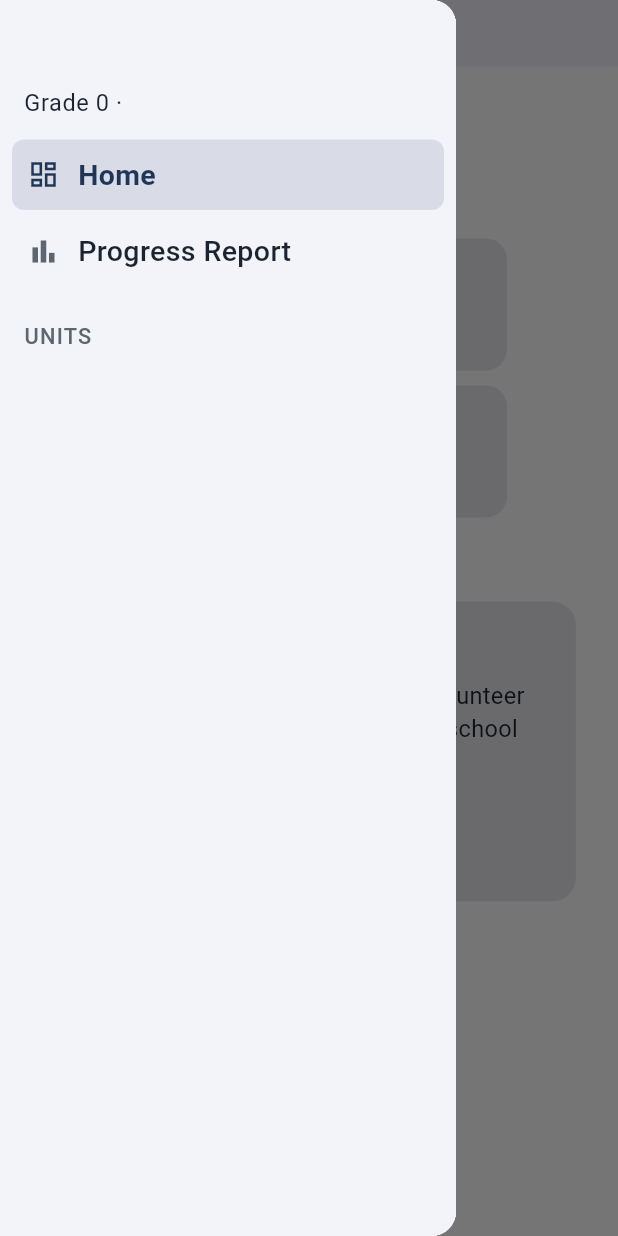
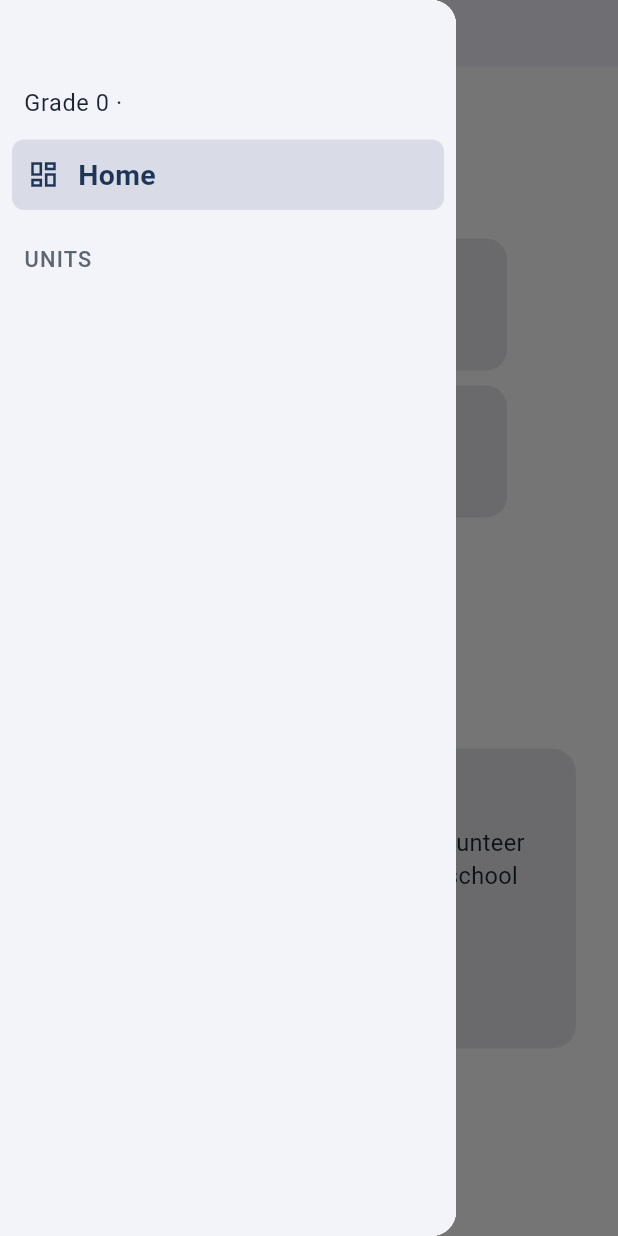
Before and after one commit to dileepku077/topicmindmap, a Flutter app: the ClassroomView screen opened directly with empty values, with the side drawer open, on a phone screen of 412 x 824 dp. Run offline on Flutter 3.47's test engine with Material 3 defaults, Android fonts, the phone set to English and light mode, and no system bars; our stand-ins replace flutter_dotenv, flutter_riverpod, go_router, shared_preferences, supabase_flutter; missing offline and left inert: dart:html, dart:ui_web, markdown; accounts and stored records are empty.

Commit message:
Move Progress Report from the sidebar to the dashboard action row
Fifth action after Learn/Quiz/Improve/Test on the classroom dashboard,
needing no target subtopic/unit of its own. CurriculumSidebar's
onOpenProgressReport is now optional (null hides the row) rather than
removing it outright: the classroom view stops passing it since the
dashboard now covers it, but the mindmap view still does, having no
dashboard of its own to put the link in instead -- removing it there
too would have left mindmap-view students with no way to reach
Progress Report at all.

Co-Authored-By: Claude Sonnet 5 <noreply@anthropic.com>
Claude-Session: https://claude.ai/code/session_013LoNv8Gd2DgvhiGTZpCVUq

```diff
--- a/lib/features/classroom/classroom_view.dart
+++ b/lib/features/classroom/classroom_view.dart
@@ -285,7 +285,6 @@ class _ClassroomViewState extends ConsumerState<ClassroomView> {
         _selectSubtopic(subtopic);
         afterSelect?.call();
       },
-      onOpenProgressReport: () => _openProgressReport(afterSelect: afterSelect),
       collapsed: collapsed,
       onToggleCollapsed: onToggleCollapsed,
     );
@@ -453,6 +452,7 @@ class _ClassroomViewState extends ConsumerState<ClassroomView> {
         onOpenLesson: _openLesson,
         onStartUnitTest: _openUnitTest,
         onOpenImprove: _openImprove,
+        onOpenProgressReport: () => _openProgressReport(),
         onSelectUnit: _selectUnit,
       );
     }
@@ -582,11 +582,11 @@ class _LeafPane extends StatelessWidget {
 }
 
 /// The dashboard shown before a unit is picked — a personalized greeting,
-/// four quick-start actions (Learn/Quiz/Improve/Test, all targeting
-/// whichever subtopic was practiced most recently, or the course's first
-/// if nothing has been attempted yet), and a per-unit progress list so the
-/// whole course's standing is visible without drilling into each unit
-/// first.
+/// five quick-start actions (Learn/Quiz/Improve/Test all target whichever
+/// subtopic was practiced most recently, or the course's first if nothing
+/// has been attempted yet; Progress Report needs no target), and a
+/// per-unit progress list so the whole course's standing is visible
+/// without drilling into each unit first.
 class _HomePanel extends ConsumerWidget {
   const _HomePanel({
     required this.course,
@@ -599,6 +599,7 @@ class _HomePanel extends ConsumerWidget {
     required this.onOpenLesson,
     required this.onStartUnitTest,
     required this.onOpenImprove,
+    required this.onOpenProgressReport,
     required this.onSelectUnit,
   });
 
@@ -615,6 +616,7 @@ class _HomePanel extends ConsumerWidget {
   final void Function(String lessonId, String lessonTitle) onOpenLesson;
   final void Function(String unitCode, String unitTitle) onStartUnitTest;
   final VoidCallback onOpenImprove;
+  final VoidCallback onOpenProgressReport;
   final void Function(String unitId) onSelectUnit;
 
   @override
@@ -748,6 +750,14 @@ class _HomePanel extends ConsumerWidget {
                         : null,
                   ),
                 ),
+                SizedBox(
+                  width: 150,
+                  child: _ActionCard(
+                    icon: Icons.bar_chart_outlined,
+                    label: 'Progress Report',
+                    onTap: onOpenProgressReport,
+                  ),
+                ),
               ],
             ),
           ],
@@ -779,10 +789,10 @@ class _HomePanel extends ConsumerWidget {
   }
 }
 
-/// One of the four quick-start actions on the dashboard. `onTap == null`
+/// One of the five quick-start actions on the dashboard. `onTap == null`
 /// (no lesson for this subtopic yet, or an edge case with no curriculum
 /// content loaded) renders as a plainly disabled tile rather than hiding
-/// itself, so the set of four stays visually consistent either way.
+/// itself, so the row stays visually consistent either way.
 class _ActionCard extends StatelessWidget {
   const _ActionCard({
     required this.icon,
--- a/lib/features/classroom/curriculum_sidebar.dart
+++ b/lib/features/classroom/curriculum_sidebar.dart
@@ -28,7 +28,7 @@ class CurriculumSidebar extends StatelessWidget {
     required this.isUnitExpanded,
     required this.onSelectUnit,
     required this.onSelectSubtopic,
-    required this.onOpenProgressReport,
+    this.onOpenProgressReport,
     this.selectedSubtopicId,
     this.onSelectHome,
     this.homeSelected = false,
@@ -43,14 +43,16 @@ class CurriculumSidebar extends StatelessWidget {
   final void Function(String unitId) onSelectUnit;
   final void Function(Subtopic subtopic) onSelectSubtopic;
 
-  /// Opens the Progress Report bar chart — the caller decides how
-  /// ("embedded" in place, keeping this sidebar on screen, in both
-  /// callers today; see mindmap_page.dart / classroom_view.dart), not
-  /// this widget. Profile & Preferences used to have a tile here too;
-  /// it now lives in the account menu at the top right of the app's
-  /// AppBar instead (see mindmap_page.dart), reachable from anywhere
-  /// regardless of which view is showing.
-  final VoidCallback onOpenProgressReport;
+  /// Opens the Progress Report bar chart, embedded in place (the caller
+  /// decides how; see mindmap_page.dart). Null hides the row entirely --
+  /// the classroom view no longer passes this, since Progress Report
+  /// lives in its own dashboard's action row now (_HomePanel); the
+  /// mindmap view still does, having no dashboard of its own to put it
+  /// in instead. Profile & Preferences and "How to use this app" used to
+  /// have tiles here too; both now live in the account menu/AppBar at
+  /// the top right instead (see mindmap_page.dart), reachable from
+  /// anywhere regardless of which view is showing.
+  final VoidCallback? onOpenProgressReport;
   final String? selectedSubtopicId;
 
   /// Null hides the "Home" row entirely — the mindmap view has no
@@ -139,11 +141,12 @@ class CurriculumSidebar extends StatelessWidget {
                     onTap: onSelectHome,
                     collapsed: collapsed,
                   ),
+                if (onOpenProgressReport != null)
                   _NavRow(
                     icon: Icons.bar_chart_outlined,
                     label: 'Progress Report',
                     selected: false,
-                  onTap: onOpenProgressReport,
+                    onTap: onOpenProgressReport!,
                     collapsed: collapsed,
                   ),
                 if (!collapsed)
@@ -270,8 +273,7 @@ class _UnitNavRow extends StatelessWidget {
       ..sort((a, b) => a.orderIndex.compareTo(b.orderIndex));
     // Plain, not status-colored -- the dashboard's own per-unit progress
     // list already shows completion; this nav list stays a simple way to
-    // jump to a topic, same treatment as the Home/Progress Report rows
-    // above it.
+    // jump to a topic, same treatment as the Home row above it.
     final iconColor = expanded ? scheme.primary : scheme.onSurfaceVariant;
 
     if (collapsed) {
```
Lines whose indentation alone changed are shown as unchanged.
